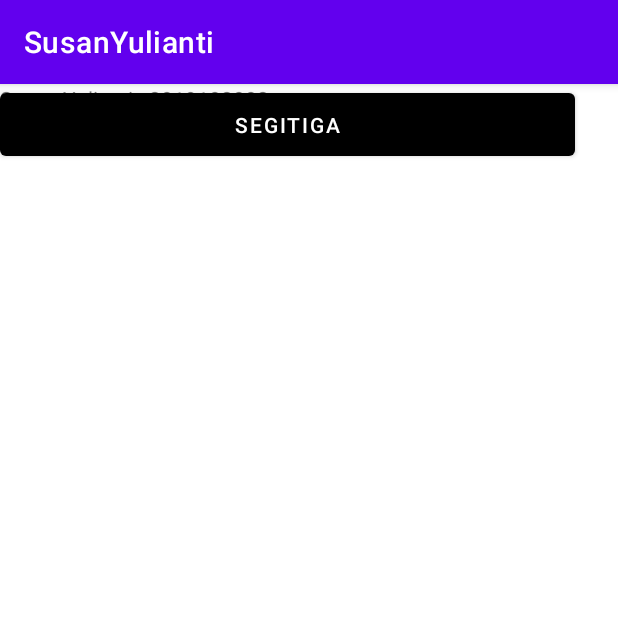
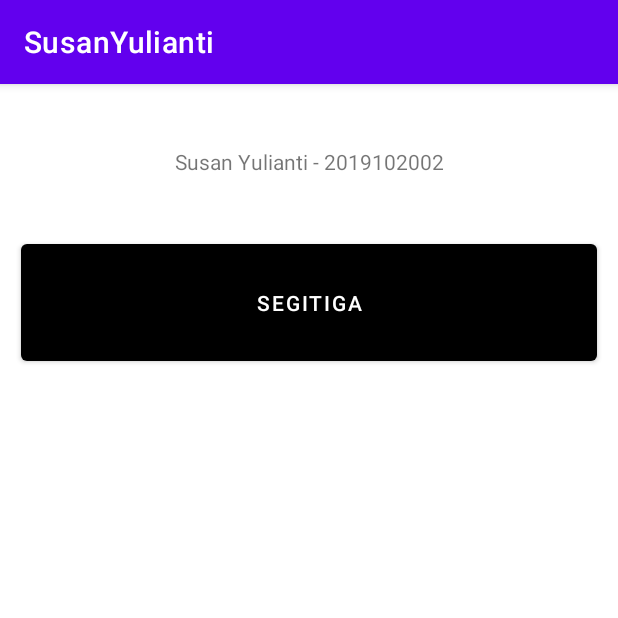
Before and after one commit to susanyulianti/ApkMobile_SusanYulianti, an Android app: the screen it shows after launch (MainActivity), on a phone screen of 412 x 824 dp, the top half of it. Run offline under Robolectric (Android 15) with nearby library versions, the light colour scheme and no system bars.

Commit message:
luas segitiga intent aritmatika

```diff
--- a/app/src/main/java/com/mobile/susanyulianti/MainActivity.java
+++ b/app/src/main/java/com/mobile/susanyulianti/MainActivity.java
@@ -2,13 +2,32 @@ package com.mobile.susanyulianti;
 
 import androidx.appcompat.app.AppCompatActivity;
 
+import android.content.Intent;
 import android.os.Bundle;
+import android.view.View;
+import android.widget.Button;
 
 public class MainActivity extends AppCompatActivity {
+
+    private Button viewsegtiga;
+
 
     @Override
     protected void onCreate(Bundle savedInstanceState) {
         super.onCreate(savedInstanceState);
         setContentView(R.layout.activity_main);
+
+        //deklarasi ID
+        viewsegtiga = (Button) findViewById(R.id.segitiga);
+
+
+        //aksi listener atau intent
+        viewsegtiga.setOnClickListener(new View.OnClickListener() {
+            @Override
+            public void onClick(View v) {
+                //memanggil class segitiga
+                startActivity(new Intent(getApplicationContext(),Segetiga.class));
+            }
+        });
     }
 }
--- a/app/src/main/res/layout/activity_main.xml
+++ b/app/src/main/res/layout/activity_main.xml
@@ -7,19 +7,29 @@
     tools:context=".MainActivity">
 
     <TextView
+        android:id="@+id/textView2"
         android:layout_width="wrap_content"
         android:layout_height="wrap_content"
+        android:layout_marginTop="42dp"
+        android:layout_marginBottom="39dp"
         android:text="Susan Yulianti - 2019102002"
-        tools:layout_editor_absoluteX="116dp"
-        tools:layout_editor_absoluteY="42dp" />
+        app:layout_constraintBottom_toTopOf="@+id/segitiga"
+        app:layout_constraintEnd_toEndOf="parent"
+        app:layout_constraintStart_toStartOf="parent"
+        app:layout_constraintTop_toTopOf="parent" />
 
     <Button
         android:id="@+id/segitiga"
-        android:layout_width="383dp"
-        android:layout_height="54dp"
+        android:layout_width="0dp"
+        android:layout_height="0dp"
+        android:layout_marginStart="14dp"
+        android:layout_marginEnd="14dp"
+        android:layout_marginBottom="577dp"
         android:text="Segitiga"
         app:backgroundTint="@color/black"
-        tools:layout_editor_absoluteX="14dp"
-        tools:layout_editor_absoluteY="100dp" />
+        app:layout_constraintBottom_toBottomOf="parent"
+        app:layout_constraintEnd_toEndOf="parent"
+        app:layout_constraintStart_toStartOf="parent"
+        app:layout_constraintTop_toBottomOf="@+id/textView2" />
 
 </androidx.constraintlayout.widget.ConstraintLayout>
```
Also changed, not shown: app/src/main/java/com/mobile/susanyulianti/Segetiga.java (+31 -0 lines), app/src/main/res/layout/activity_segetiga.xml (+49 -0 lines).
